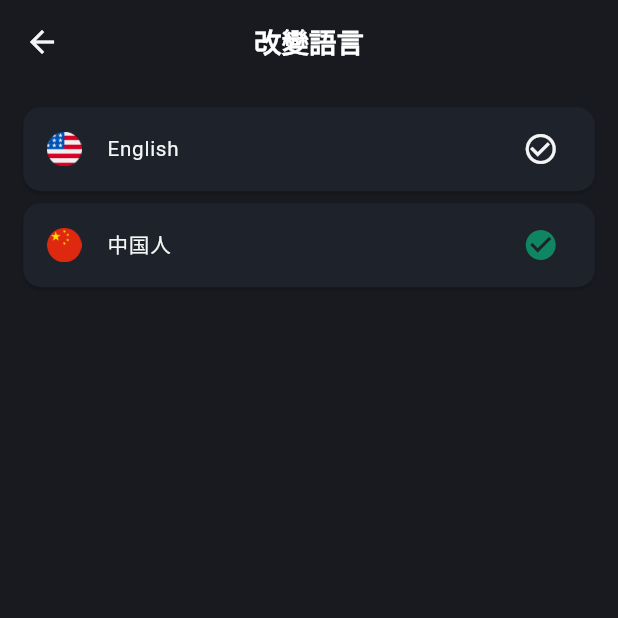
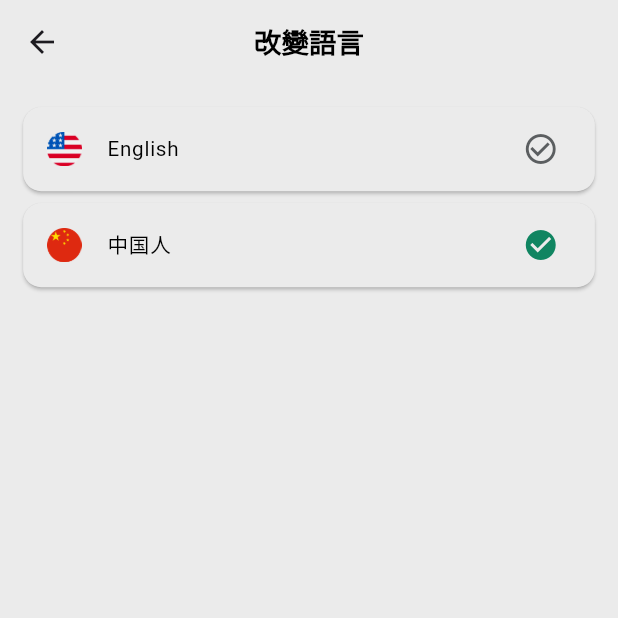
Before and after one commit to akinokami/ww_open_tv, a Flutter app: the ChangeLanguageScreen screen opened directly, after a tap on "中国人", on a phone screen of 412 x 824 dp, the top half of it. Run offline on Flutter 3.47's test engine with Material 3 defaults, Android fonts, the phone set to English and light mode, and no system bars; our stand-ins replace chewie, flutter_screenutil, get, get_storage, video_player; accounts and stored records are empty; Roboto replaces fonts that are missing (Game).

Commit message:
change theme

```diff
--- a/lib/bottom_navigation_menu.dart
+++ b/lib/bottom_navigation_menu.dart
@@ -2,6 +2,7 @@ import 'package:flutter/material.dart';
 import 'package:flutter_screenutil/flutter_screenutil.dart';
 import 'package:get/get.dart';
 import 'package:ww_open_tv/screens/channels/channels_screen.dart';
+import 'package:ww_open_tv/screens/favorite/favorite_channel_screen.dart';
 import 'package:ww_open_tv/screens/search/search_screen.dart';
 import 'package:ww_open_tv/screens/settings/settings_screen.dart';
 import 'constants/color_const.dart';
@@ -30,17 +31,17 @@ class BottomNavigationMenu extends StatelessWidget {
             onTap: landingPageController.changeTabIndex,
             currentIndex: landingPageController.tabIndex.value,
             backgroundColor: primaryColor,
-            unselectedItemColor: Colors.white.withOpacity(0.5),
+            unselectedItemColor: Colors.grey.withOpacity(0.5),
             selectedItemColor: secondaryColor,
             unselectedLabelStyle: unselectedLabelStyle,
             selectedLabelStyle: selectedLabelStyle,
             items: [
               BottomNavigationBarItem(
                 icon: Icon(
-                  Icons.newspaper,
+                  Icons.tv,
                   size: 18.w,
                 ),
-                label: 'news'.tr,
+                label: 'channel'.tr,
                 backgroundColor: primaryColor,
               ),
               BottomNavigationBarItem(
@@ -49,6 +50,14 @@ class BottomNavigationMenu extends StatelessWidget {
                   size: 18.w,
                 ),
                 label: 'search'.tr,
+                backgroundColor: primaryColor,
+              ),
+              BottomNavigationBarItem(
+                icon: Icon(
+                  Icons.favorite_border,
+                  size: 18.w,
+                ),
+                label: 'fav'.tr,
                 backgroundColor: primaryColor,
               ),
               BottomNavigationBarItem(
@@ -78,6 +87,7 @@ class BottomNavigationMenu extends StatelessWidget {
             children: const [
               ChannelScreen(),
               SearchScreen(),
+              FavoriteChannelScreen(),
               SettingsScreen(),
             ],
           )),
--- a/lib/constants/color_const.dart
+++ b/lib/constants/color_const.dart
@@ -1,7 +1,8 @@
 import 'package:flutter/material.dart';
 
-Color primaryColor = const Color.fromARGB(255, 24, 26, 32);
-Color cardColor = const Color.fromARGB(255, 30, 34, 42);
+//Color primaryColor = const Color.fromARGB(255, 24, 26, 32);
+Color primaryColor =  const Color.fromARGB(255, 235, 235, 235);
+Color cardColor = const Color.fromARGB(255, 235, 235, 235);
 Color secondaryColor = const Color.fromARGB(255, 16, 133, 97);//Color.fromARGB(255, 232, 15, 136);
 Color lightWhiteColor = const Color.fromARGB(255, 245, 245, 245);
 Color whiteColor = const Color.fromARGB(255, 255, 255, 255);
--- a/lib/controller/channel_controller.dart
+++ b/lib/controller/channel_controller.dart
@@ -33,4 +33,6 @@ class ChannelController extends GetxController {
             element.countryCode?.toLowerCase() == countryCode.toLowerCase())
         .toList();
   }
+
+
 }
--- a/lib/custom_widgets/custom_text.dart
+++ b/lib/custom_widgets/custom_text.dart
@@ -27,7 +27,7 @@ class CustomText extends StatelessWidget {
         maxLines: maxLines ?? 1,
         style: TextStyle(
           fontSize: fontSize ?? 12.sp,
-          color: color ?? Colors.white,
+          color: color ?? Colors.black,
           fontWeight: fontWeight ?? FontWeight.normal,
           fontFamily: fontFamily ?? 'Game',
           overflow: textOverflow ?? TextOverflow.ellipsis,
--- a/lib/language/en_language.dart
+++ b/lib/language/en_language.dart
@@ -50,8 +50,9 @@ class EnLanguage {
     'address': 'Address :',
     'trophies': 'Trophies',
     'club_records': 'Club Records',
-    'channel': 'channel',
+    'channel': 'Channel',
     'no_data_found': 'No Data Found',
     'no_channel_found': 'No Channel Found',
+    'fav': 'Favorite',
   };
 }
--- a/lib/language/zh_language.dart
+++ b/lib/language/zh_language.dart
@@ -52,5 +52,6 @@ class ZhLanguage {
     'channel': '頻道',
     'no_data_found': '沒有找到數據',
     'no_channel_found': '未找到頻道',
+    'fav': '最喜欢的',
   };
 }
--- a/lib/screens/channels/channels_screen.dart
+++ b/lib/screens/channels/channels_screen.dart
@@ -15,11 +15,16 @@ class ChannelScreen extends StatelessWidget {
     final channelController = Get.put(ChannelController());
     return Scaffold(
         backgroundColor: primaryColor,
-        body: Column(
+        body: Padding(
+          padding: const EdgeInsets.all(8.0),
+          child: Column(
             children: [
+              SizedBox(
+                height: 10.h,
+              ),
               Obx(
                 () => SizedBox(
-                height: 28.h,
+                  height: 29.h,
                   child: ListView.builder(
                     shrinkWrap: true,
                     itemCount: channelController.countryList.length,
@@ -42,13 +47,13 @@ class ChannelScreen extends StatelessWidget {
                                 color:
                                     channelController.selectedIndex.value == index
                                         ? secondaryColor
-                                      : greyColor,
+                                        : whiteColor,
                                 borderRadius:
                                     BorderRadius.all(Radius.circular(20.r))),
                             child: CustomText(
                               text:
                                   "${channelController.countryList[index].flag ?? ''} ${channelController.countryList[index].name ?? ''}",
-                            color: whiteColor,
+                              color:channelController.selectedIndex.value == index?whiteColor: blackTextColor,
                             ),
                           ),
                         ),
@@ -57,15 +62,18 @@ class ChannelScreen extends StatelessWidget {
                   ),
                 ),
               ),
+              SizedBox(
+                height: 10.h,
+              ),
               Expanded(
                 child: Obx(
                   () => channelController.filterList.isNotEmpty
                       ? GridView.builder(
                           gridDelegate: SliverGridDelegateWithFixedCrossAxisCount(
                               crossAxisCount: 2,
-                            crossAxisSpacing: 10.w,
-                            mainAxisSpacing: 10.h,
-                            childAspectRatio: 2),
+                              crossAxisSpacing: 0.w,
+                              mainAxisSpacing: 0.h,
+                              childAspectRatio: 1.5),
                           itemCount: channelController.filterList.length,
                           itemBuilder: (context, index) {
                             return GestureDetector(
@@ -76,21 +84,45 @@ class ChannelScreen extends StatelessWidget {
                                         channelController.filterList[index].url ??
                                             ""));
                               },
+                              child: Padding(
+                                padding: const EdgeInsets.all(8.0),
                                 child: Container(
-                              margin: EdgeInsets.only(top: 10.h),
+
                                   padding: EdgeInsets.all(10.w),
                                   decoration: BoxDecoration(
-                                  color: cardColor,
+                                      color: Colors.white,
                                       borderRadius:
                                           BorderRadius.all(Radius.circular(10.r))),
-                              child: Center(
+                                  child: Stack(
+                                    children: [
+                                      Positioned(
+                                        top: 0.h,
+                                          right: 0.w,
+                                          child:GestureDetector(
+                                            onTap: (){
+                                              //some code here
+                                            },
+                                            child: Container(
+                                                padding: EdgeInsets.all(5.w),
+                                                decoration: BoxDecoration(
+                                                  shape: BoxShape.circle,
+                                                  color: secondaryColor,
+                                                ),
+                                                child: Icon(Icons.favorite,color: whiteColor,size: 15.w,)),
+                                          )
+
+                                      ),
+                                      Center(
                                         child: CustomText(
                                           text: channelController
                                                   .filterList[index].name ??
                                               '',
-                                  color: whiteColor,
-                                  fontSize: 16.sp,
+                                          color: blackTextColor,
+                                          fontSize: 14.sp,
                                           fontWeight: FontWeight.bold,
+                                        ),
+                                      ),
+                                    ],
                                   ),
                                 ),
                               ),
@@ -103,6 +135,7 @@ class ChannelScreen extends StatelessWidget {
                 ),
               ),
             ],
+          ),
         ));
   }
 }
--- a/lib/screens/channels/player_screen.dart
+++ b/lib/screens/channels/player_screen.dart
@@ -48,6 +48,9 @@ class _PlayerScreenState extends State<PlayerScreen> {
   @override
   Widget build(BuildContext context) {
     return Scaffold(
+      appBar: AppBar(
+        //title: const Text('Player'),
+      ),
       body: isLoading
           ? const Center(
               child: CircularProgressIndicator(),
--- /dev/null
+++ b/lib/screens/favorite/favorite_channel_screen.dart
@@ -0,0 +1,14 @@
+import 'package:flutter/material.dart';
+
+class FavoriteChannelScreen extends StatelessWidget {
+  const FavoriteChannelScreen({super.key});
+
+  @override
+  Widget build(BuildContext context) {
+    return Scaffold(
+      body: Center(
+        child: Text('Favorite Channel Screen'),
+      ),
+    );
+  }
+}
--- a/lib/screens/search/search_screen.dart
+++ b/lib/screens/search/search_screen.dart
@@ -16,17 +16,21 @@ class SearchScreen extends StatelessWidget {
     return Scaffold(
       backgroundColor: primaryColor,
       appBar: AppBar(
-        toolbarHeight: 20.h,
+        toolbarHeight: 10.h,
         backgroundColor: primaryColor,
         title: const Text(''),
       ),
-      body: Column(
+      body: Padding(
+        padding: const EdgeInsets.all(8.0),
+        child: Column(
           children: [
-          SizedBox(
+            Padding(
+              padding:  EdgeInsets.symmetric(horizontal:8.w),
+              child: SizedBox(
                 height: 40.h,
                 child: TextField(
                   controller: scController.channelTxtController,
-              style: TextStyle(color: Colors.white, fontSize: 12.sp),
+                  style: TextStyle(color: Colors.black, fontSize: 12.sp),
                   onChanged: (value) {
                     if (value.isEmpty) {
                       scController.channelTxtController;
@@ -50,16 +54,17 @@ class SearchScreen extends StatelessWidget {
                       ),
                     ),
                     hintText: '${'search'.tr} ${'channel'.tr}',
-                hintStyle: TextStyle(color: Colors.white, fontSize: 12.sp),
+                    hintStyle: TextStyle(color: Colors.black, fontSize: 12.sp),
                     prefixIcon:
-                    Icon(Icons.search, color: Colors.white, size: 18.sp),
+                        Icon(Icons.search, color: Colors.black, size: 18.sp),
                     enabledBorder: OutlineInputBorder(
                       borderRadius: BorderRadius.circular(50.r),
-                  borderSide: const BorderSide(color: Colors.white),
+                      borderSide: const BorderSide(color: Colors.grey),
                     ),
                     focusedBorder: OutlineInputBorder(
                       borderRadius: BorderRadius.circular(50.r),
-                  borderSide: const BorderSide(color: Colors.white),
+                      borderSide: const BorderSide(color: Colors.grey),
+                    ),
                   ),
                 ),
               ),
@@ -75,9 +80,9 @@ class SearchScreen extends StatelessWidget {
                             gridDelegate:
                                 SliverGridDelegateWithFixedCrossAxisCount(
                                     crossAxisCount: 2,
-                                  crossAxisSpacing: 10.w,
-                                  mainAxisSpacing: 10.h,
-                                  childAspectRatio: 2),
+                                    crossAxisSpacing: 0.w,
+                                    mainAxisSpacing: 0.h,
+                                    childAspectRatio: 1.5),
                             itemCount: scController.cList.length,
                             itemBuilder: (context, index) {
                               return GestureDetector(
@@ -87,19 +92,44 @@ class SearchScreen extends StatelessWidget {
                                       streammingUrl:
                                           scController.cList[index].url ?? ""));
                                 },
+                                child: Padding(
+                                  padding: const EdgeInsets.all(8.0),
                                   child: Container(
-                                margin: EdgeInsets.only(top: 10.h),
+
                                     padding: EdgeInsets.all(10.w),
                                     decoration: BoxDecoration(
-                                    color: cardColor,
+                                        color: whiteColor,
                                         borderRadius: BorderRadius.all(
                                             Radius.circular(10.r))),
-                                child: Center(
+                                    child: Stack(
+                                      children: [
+                                        Positioned(
+                                            top: 0.h,
+                                            right: 0.w,
+                                            child:GestureDetector(
+                                              onTap: (){
+                                                //some code here
+                                              },
+                                              child: Container(
+                                                  padding: EdgeInsets.all(3.w),
+                                                  decoration: BoxDecoration(
+                                                    shape: BoxShape.circle,
+                                                    color: secondaryColor,
+                                                  ),
+                                                  child: Icon(Icons.favorite,color: whiteColor,size: 15.w,)),
+                                            )
+
+                                        ),
+                                        Center(
                                           child: CustomText(
+                                            maxLines: 3,
                                             text: scController.cList[index].name ?? '',
-                                    color: whiteColor,
-                                    fontSize: 16.sp,
+
+                                            fontSize: 14.sp,
                                             fontWeight: FontWeight.bold,
+                                          ),
+                                        ),
+                                      ],
                                     ),
                                   ),
                                 ),
@@ -113,6 +143,7 @@ class SearchScreen extends StatelessWidget {
             ),
           ],
         ),
+      ),
     );
   }
 }
--- a/lib/screens/settings/change_language.dart
+++ b/lib/screens/settings/change_language.dart
@@ -15,7 +15,7 @@ class ChangeLanguageScreen extends StatelessWidget {
     return Scaffold(
       backgroundColor: primaryColor,
       appBar: AppBar(
-          iconTheme: IconThemeData(color: lightWhiteColor),
+         // iconTheme: IconThemeData(color: lightWhiteColor),
           centerTitle: true,
           backgroundColor: primaryColor,
           title: CustomText(
@@ -45,7 +45,7 @@ class ChangeLanguageScreen extends StatelessWidget {
                         ),
                         title: CustomText(
                           text: "English",
-                          color: lightWhiteColor,
+                          //color: lightWhiteColor,
                         ),
                         trailing: Icon(
                           languageController.language.value == "en"
@@ -53,7 +53,7 @@ class ChangeLanguageScreen extends StatelessWidget {
                               : Icons.check_circle_outline,
                           color: languageController.language.value == "en"
                               ? secondaryColor
-                              : lightWhiteColor,
+                              : greyColor,
                         ),
                       ),
                     ),
@@ -74,7 +74,7 @@ class ChangeLanguageScreen extends StatelessWidget {
                         ),
                         title: CustomText(
                           text: "中国人",
-                          color: lightWhiteColor,
+                          //color: lightWhiteColor,
                         ),
                         trailing: Icon(
                           languageController.language.value == "zh"
@@ -82,7 +82,7 @@ class ChangeLanguageScreen extends StatelessWidget {
                               : Icons.check_circle_outline,
                           color: languageController.language.value == "zh"
                               ? secondaryColor
-                              : lightWhiteColor,
+                              : greyColor,
                         ),
                       ),
                     ),
--- a/lib/screens/settings/settings_screen.dart
+++ b/lib/screens/settings/settings_screen.dart
@@ -42,7 +42,7 @@ class SettingsScreen extends StatelessWidget {
                   Get.to(const ChangeLanguageScreen());
                 },
                 child: Card(
-                    color: cardColor,
+                    color: whiteColor,
                     child: Row(
                       mainAxisAlignment: MainAxisAlignment.spaceBetween,
                       children: [
@@ -73,13 +73,13 @@ class SettingsScreen extends StatelessWidget {
                                       ? 'vietnam'.tr
                                       : 'chinese'.tr,
                               fontSize: 12.sp,
-                              color: lightWhiteColor,
+
                             ),
                             Padding(
                               padding: EdgeInsets.all(8.w),
                               child: Icon(
                                 Icons.arrow_forward_ios,
-                                color: lightWhiteColor,
+
                                 size: 18.w,
                               ),
                             ),
@@ -102,7 +102,7 @@ class SettingsScreen extends StatelessWidget {
                   Get.to(const PrivacyPolicyScreen());
                 },
                 child: Card(
-                    color: cardColor,
+                    color: whiteColor,
                     child: Row(
                       mainAxisAlignment: MainAxisAlignment.spaceBetween,
                       children: [
@@ -112,13 +112,13 @@ class SettingsScreen extends StatelessWidget {
                             children: [
                               Icon(
                                 Icons.privacy_tip_outlined,
-                                color: lightWhiteColor,
+
                                 size: 18.w,
                               ),
                               kSizedBoxW10,
                               Text('policy'.tr,
                                   style: TextStyle(
-                                      color: lightWhiteColor, fontSize: 12.sp)),
+                                      fontSize: 12.sp)),
                             ],
                           ),
                         ),
@@ -126,7 +126,7 @@ class SettingsScreen extends StatelessWidget {
                           padding: const EdgeInsets.all(8.0),
                           child: Icon(
                             Icons.arrow_forward_ios,
-                            color: lightWhiteColor,
+
                             size: 20.w,
                           ),
                         ),
@@ -135,7 +135,7 @@ class SettingsScreen extends StatelessWidget {
               ),
               kSizedBoxH10,
               Card(
-                  color: cardColor,
+                  color: whiteColor,
                   child: Row(
                     mainAxisAlignment: MainAxisAlignment.spaceBetween,
                     children: [
@@ -145,22 +145,22 @@ class SettingsScreen extends StatelessWidget {
                           children: [
                             Icon(
                               Icons.info_outlined,
-                              color: lightWhiteColor,
+                              //color: lightWhiteColor,
                               size: 18.w,
                             ),
                             kSizedBoxW10,
                             Text('version'.tr,
                                 style: TextStyle(
-                                    color: lightWhiteColor, fontSize: 12.sp)),
+                                    fontSize: 12.sp)),
                           ],
                         ),
                       ),
                       Padding(
-                        padding: const EdgeInsets.symmetric(
-                            horizontal: 10.0, vertical: 15),
+                        padding:  EdgeInsets.symmetric(
+                            horizontal: 10.w, vertical: 10.h),
                         child: Text("1.0.0",
                             style: TextStyle(
-                                color: lightWhiteColor, fontSize: 12.sp)),
+                                 fontSize: 12.sp)),
                       ),
                     ],
                   )),
```
Lines whose indentation alone changed are shown as unchanged.
